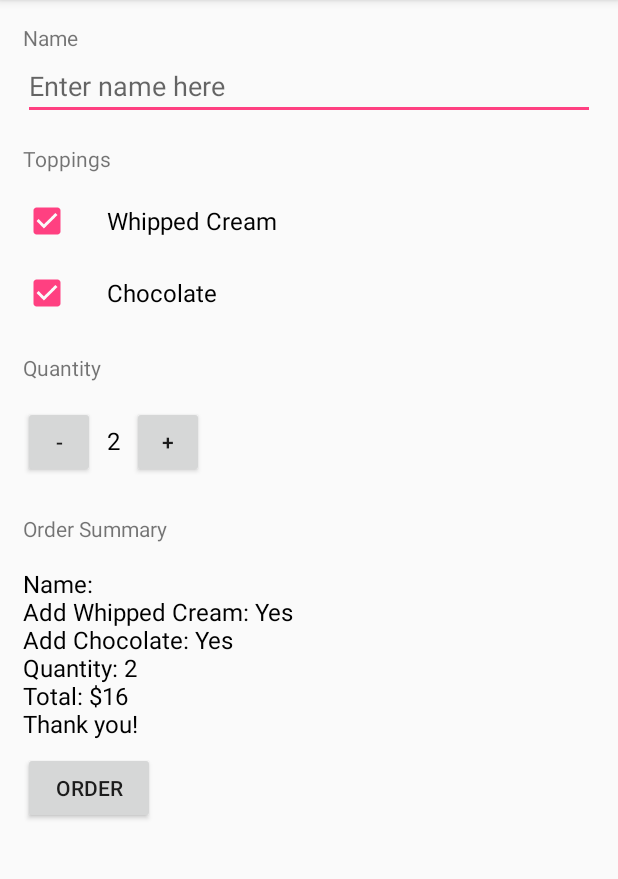
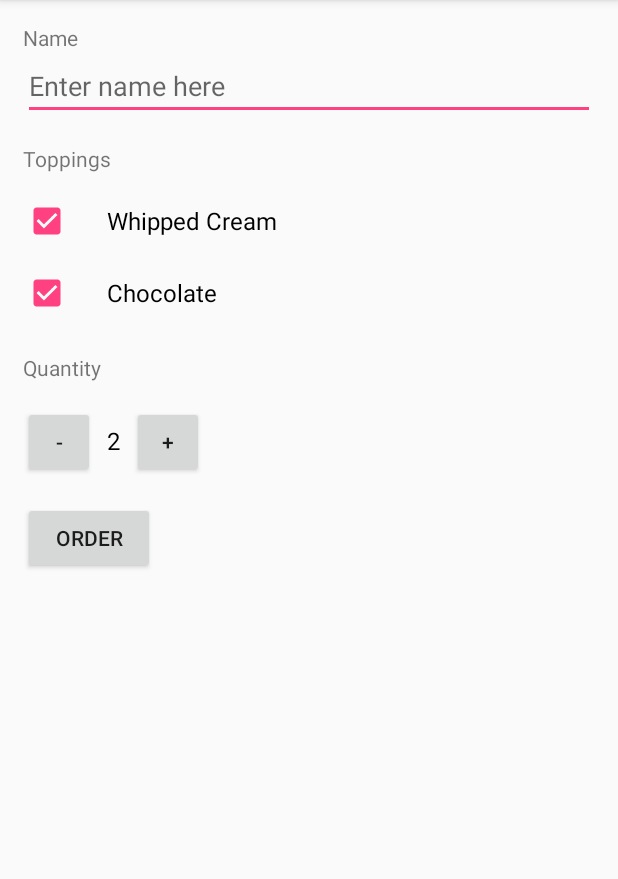
Before and after one commit to jerrychong25/iOSLoginApp, an Android app: the MainActivity screen opened directly, with no data from a screen before it, after a tap on "ORDER", on a phone screen of 412 x 824 dp, the part 84-963 px from its top. Run offline under Robolectric (Android 15) with nearby library versions, the phone set to English and light mode, and no system bars; 2 other taps on this screen came first.

Commit message:
Removed Order Summary

```diff
--- a/app/src/main/java/com/example/android/justjavaapp/MainActivity.java
+++ b/app/src/main/java/com/example/android/justjavaapp/MainActivity.java
@@ -102,7 +102,6 @@ public class MainActivity extends AppCompatActivity {
         orderMessage = orderMessage + "\nQuantity: " + numberOrder;
         orderMessage = orderMessage + "\nTotal: $" + price;
         orderMessage = orderMessage + "\nThank you!";
-        displayOrderSummaryMessage(orderMessage);
 
         composeEmail("Just Java Order For "+ name, orderMessage);
     }
@@ -164,12 +163,4 @@ public class MainActivity extends AppCompatActivity {
         TextView quantityTextView = (TextView) findViewById(R.id.quantity_text_view);
         quantityTextView.setText("" + number);
     }
-
-    /**
-     * This method displays the given text on the screen.
-     */
-    private void displayOrderSummaryMessage(String message) {
-        TextView orderSummaryTextView = (TextView) findViewById(R.id.order_summary_text_view);
-        orderSummaryTextView.setText(message);
-    }
 }
--- a/app/src/main/res/layout/activity_main.xml
+++ b/app/src/main/res/layout/activity_main.xml
@@ -96,24 +96,6 @@
                 android:text="+" />
         </LinearLayout>
 
-        <TextView
-            android:layout_width="wrap_content"
-            android:layout_height="wrap_content"
-            android:layout_marginBottom="16dp"
-            android:layout_marginLeft="15dp"
-            android:layout_marginTop="8dp"
-            android:text="Order Summary" />
-
-        <TextView
-            android:id="@+id/order_summary_text_view"
-            android:layout_width="wrap_content"
-            android:layout_height="wrap_content"
-            android:layout_marginBottom="8dp"
-            android:layout_marginLeft="15dp"
-            android:text="Total: $0"
-            android:textColor="#000000"
-            android:textSize="16sp" />
-
         <Button
             android:layout_width="wrap_content"
             android:layout_height="wrap_content"
```
